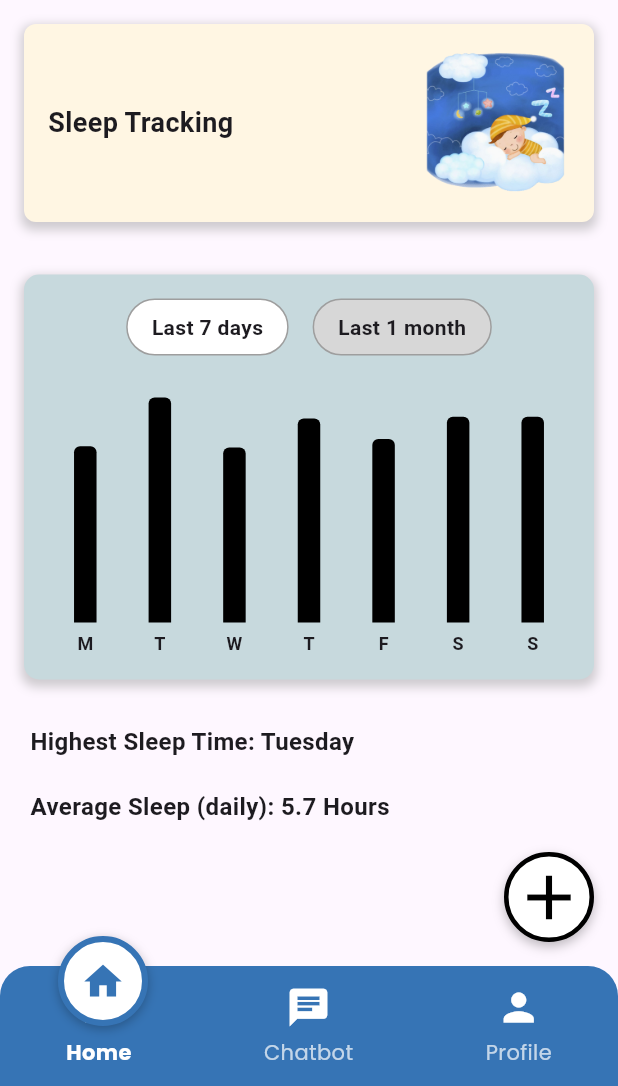
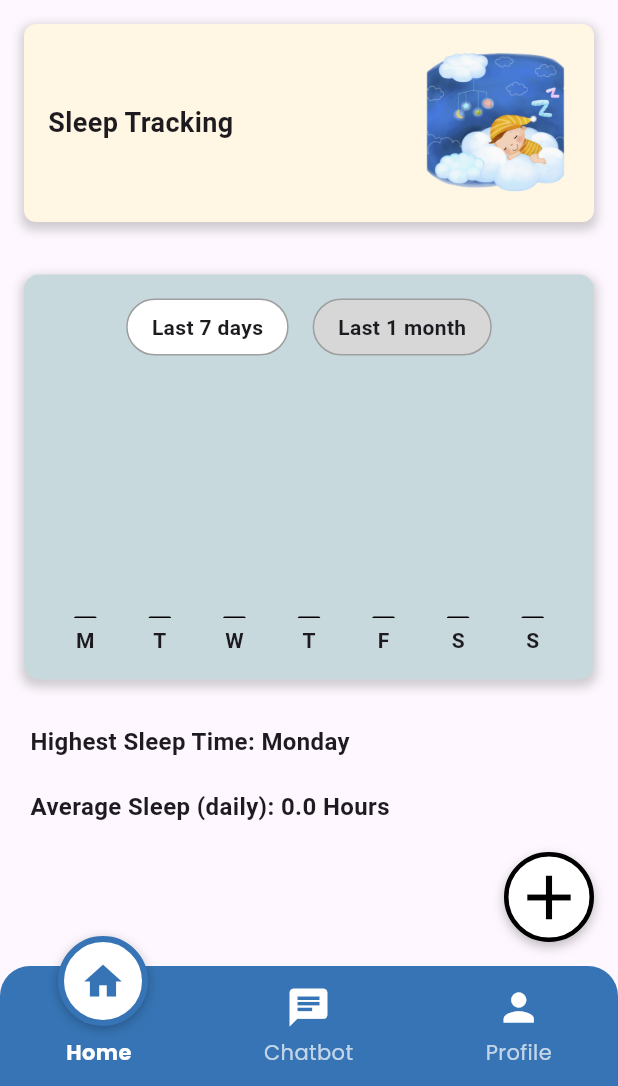
Before and after one commit to MuhdArshadd/HealthMate, a Flutter app: the SleepTrackingPage screen opened directly, after a tap on "Last 1 month", on a phone screen of 412 x 824 dp, the part 150-1236 px from its top. Run offline on Flutter 3.47's test engine with Material 3 defaults, Android fonts, the phone set to English and light mode, and no system bars; our stand-ins replace confetti, file_picker, flutter_dotenv, google_fonts, google_sign_in, shared_preferences; missing offline and left inert: postgres; accounts and stored records are empty; statements that could not run were skipped.

Commit message:
unfinished sleep tracking

```diff
--- a/lib/controller/sleep_tracking_controller.dart
+++ b/lib/controller/sleep_tracking_controller.dart
@@ -57,4 +57,216 @@ class SleepTrackingController {
       dbConnection.closeConnection();
     }
   }
+
+Future<List<Map<String, dynamic>>> getLast7DaysSleepData(String userId) async {
+  try {
+    print("Fetching sleep data for userId: $userId"); // Log the user ID being queried
+
+    await dbConnection.connectToDatabase();
+
+    String query = '''
+WITH week_days AS (
+    SELECT 'M' AS day_of_week, 1 AS day_order UNION ALL
+    SELECT 'Tue', 2 UNION ALL
+    SELECT 'W', 3 UNION ALL
+    SELECT 'Thu', 4 UNION ALL
+    SELECT 'F', 5 UNION ALL
+    SELECT 'Sat', 6 UNION ALL
+    SELECT 'Sun', 7
+)
+SELECT
+    wd.day_of_week,
+    COALESCE(SUM(st.hours_asleep), 0) AS total_sleep_hours
+FROM week_days wd
+LEFT JOIN (
+    SELECT
+        CASE
+            WHEN TO_CHAR(created_at, 'Dy') = 'Mon' THEN 'M'
+            WHEN TO_CHAR(created_at, 'Dy') = 'Tue' THEN 'Tue'
+            WHEN TO_CHAR(created_at, 'Dy') = 'Wed' THEN 'W'
+            WHEN TO_CHAR(created_at, 'Dy') = 'Thu' THEN 'Thu'
+            WHEN TO_CHAR(created_at, 'Dy') = 'Fri' THEN 'F'
+            WHEN TO_CHAR(created_at, 'Dy') = 'Sat' THEN 'Sat'
+            WHEN TO_CHAR(created_at, 'Dy') = 'Sun' THEN 'Sun'
+        END AS day_of_week,
+        hours_asleep
+    FROM sleep_tracking
+    WHERE users_id = @userId
+) st ON wd.day_of_week = st.day_of_week
+GROUP BY wd.day_of_week, wd.day_order
+ORDER BY wd.day_order;
+
+    ''';
+
+    List<List<dynamic>> results = await dbConnection.connection.query(
+      query,
+      substitutionValues: {'userId': userId},
+    );
+
+    // Convert results to a list of maps
+    List<Map<String, dynamic>> formattedResults = results.map((row) => {
+      "day_of_week": row[0],
+      "total_sleep_hours": row[1]
+    }).toList();
+
+    // Log the fetched results
+    print("Fetched Sleep Data:");
+    for (var data in formattedResults) {
+      print("Day: ${data['day_of_week']}, Sleep Hours: ${data['total_sleep_hours']}");
+    }
+
+    return formattedResults;
+  } catch (e) {
+    print("Error fetching sleep data: $e");
+    return [];
+  } finally {
+    dbConnection.closeConnection();
+  }
 }
+
+Future<List<Map<String, dynamic>>> getLast1MonthSleepData(String userId) async {
+  try {
+    print("Fetching 1 month sleep data for userId: $userId");
+
+    await dbConnection.connectToDatabase();
+
+    String query = '''
+    WITH month_days AS (
+        SELECT generate_series(1, 31) AS day_of_month
+    )
+    SELECT
+        md.day_of_month,
+        COALESCE(SUM(st.hours_asleep), 0) AS total_sleep_hours
+    FROM month_days md
+    LEFT JOIN (
+        SELECT
+            EXTRACT(DAY FROM created_at) AS day_of_month,
+            hours_asleep
+        FROM sleep_tracking
+        WHERE
+            users_id = @userId AND
+            created_at >= DATE_TRUNC('month', CURRENT_DATE) AND
+            created_at < DATE_TRUNC('month', CURRENT_DATE) + INTERVAL '1 month'
+    ) st ON md.day_of_month = st.day_of_month
+    GROUP BY md.day_of_month
+    ORDER BY md.day_of_month;
+    ''';
+
+    // Print the full query for debugging
+    print("Executing Query:");
+    print(query);
+    print("User ID: $userId");
+
+    List<List<dynamic>> results = await dbConnection.connection.query(
+      query,
+      substitutionValues: {'userId': userId},
+    );
+
+    // Convert results to a list of maps
+    List<Map<String, dynamic>> formattedResults = results.map((row) => {
+      "day_of_month": row[0].toString(),
+      "total_sleep_hours": row[1]
+    }).toList();
+
+    // Detailed logging of query results
+    print("\nQuery Results:");
+    print("Total rows returned: ${results.length}");
+    print("Formatted Results:");
+    for (var data in formattedResults) {
+      print("Day: ${data['day_of_month']}, Sleep Hours: ${data['total_sleep_hours']}");
+    }
+
+    // Additional debugging information
+    if (formattedResults.isEmpty) {
+      print("WARNING: No sleep data found for the current month.");
+    }
+
+    return formattedResults;
+  } catch (e) {
+    print("Error fetching 1 month sleep data: $e");
+
+    // Print stack trace for more detailed error information
+    print("Stack Trace: $StackTrace");
+
+    return [];
+  } finally {
+    dbConnection.closeConnection();
+  }
+}
+
+// Future<List<Map<String, dynamic>>> get1MonthSleepDataWithCustomRange(
+//   String userId, DateTime startDate, DateTime endDate) async {
+//   try {
+//     print("Fetching sleep data for userId: $userId from $startDate to $endDate");
+
+//     await dbConnection.connectToDatabase();
+
+//     String query = '''
+//     WITH daily_sleep AS (
+//         SELECT
+//             DATE(created_at) AS sleep_date,
+//             SUM(hours_asleep) AS total_sleep_per_day
+//         FROM sleep_tracking
+//         WHERE users_id = @userId
+//             AND created_at >= @startDate
+//             AND created_at < @endDate
+//         GROUP BY sleep_date
+//     ),
+//     monthly_sleep AS (
+//         SELECT
+//             DATE_TRUNC('month', sleep_date) AS month_start,
+//             SUM(total_sleep_per_day) AS total_sleep_hours
+//         FROM daily_sleep
+//         GROUP BY month_start
+//     ),
+//     months AS (
+//         SELECT generate_series(
+//             DATE_TRUNC('month', @startDate),
+//             DATE_TRUNC('month', @endDate),
+//             INTERVAL '1 month'
+//         ) AS month_start
+//     )
+//     SELECT
+//         TO_CHAR(months.month_start, 'Mon') AS month_start_date,
+//         COALESCE(monthly_sleep.total_sleep_hours, 0) AS total_sleep_hours
+//     FROM months
+//     LEFT JOIN monthly_sleep
+//         ON monthly_sleep.month_start = months.month_start
+//     ORDER BY months.month_start;
+//     ''';
+
+//     List<List<dynamic>> results = await dbConnection.connection.query(
+//       query,
+//       substitutionValues: {
+//         'userId': userId,
+//         'startDate': startDate,
+//         'endDate': endDate,
+//       },
+//     );
+
+//     // Convert results into a list of maps
+//     List<Map<String, dynamic>> formattedResults = results.map((row) => {
+//           "month_start_date": row[0], // YYYY-MM format
+//           "total_sleep_hours": row[1]
+//         }).toList();
+
+//     print("Fetched Monthly Sleep Data:");
+//     formattedResults.forEach((data) {
+//       print("Month: ${data['month_start_date']}, Sleep Hours: ${data['total_sleep_hours']}");
+//     });
+
+//     return formattedResults;
+//   } catch (e) {
+//     print("Error fetching sleep data: $e");
+//     return [];
+//   } finally {
+//     dbConnection.closeConnection();
+//   }
+// }
+
+
+
+
+
+
+}
--- /dev/null
+++ b/lib/view/barchart/last1month.dart
@@ -0,0 +1,77 @@
+import 'package:flutter/material.dart';
+
+class Last1MonthBarChart extends StatelessWidget {
+  final List<double> sleepData;
+  final double maxSleepHours;
+  final List<String> daysOfWeek;
+
+  const Last1MonthBarChart({
+    Key? key,
+    required this.sleepData,
+    required this.maxSleepHours,
+    this.daysOfWeek = const ['M', 'T', 'W', 'T', 'F', 'S', 'S'],
+  }) : super(key: key);
+
+  @override
+  Widget build(BuildContext context) {
+    return Container(
+      height: 180,
+      child: Row(
+        crossAxisAlignment: CrossAxisAlignment.end,
+        children: List.generate(
+          sleepData.length,
+          (index) {
+            final double heightPercentage = maxSleepHours > 0
+                ? (sleepData[index] / maxSleepHours) * 150
+                : 0.0;
+
+            return Expanded(
+              child: Padding(
+                padding: const EdgeInsets.symmetric(horizontal: 4.0),
+                child: Column(
+                  mainAxisAlignment: MainAxisAlignment.end,
+                  children: [
+                    MouseRegion(
+                      cursor: SystemMouseCursors.click,
+                      child: GestureDetector(
+                        onTap: () {
+                          ScaffoldMessenger.of(context).showSnackBar(
+                            SnackBar(
+                              content: Text("${sleepData[index].toStringAsFixed(1)} hours of sleep"),
+                              duration: Duration(seconds: 1),
+                            ),
+                          );
+                        },
+                        child: Tooltip(
+                          message: "${sleepData[index].toStringAsFixed(1)} hours",
+                          triggerMode: TooltipTriggerMode.tap,
+                          child: AnimatedContainer(
+                            duration: Duration(milliseconds: 300),
+                            height: heightPercentage > 0 ? heightPercentage : 1.0,
+                            width: 15,
+                            decoration: BoxDecoration(
+                              color: Colors.black,
+                              borderRadius: BorderRadius.only(
+                                topLeft: Radius.circular(4),
+                                topRight: Radius.circular(4),
+                              ),
+                            ),
+                          ),
+                        ),
+                      ),
+                    ),
+                    SizedBox(height: 5),
+                    Text(
+                      daysOfWeek[index % 7],
+                      style: TextStyle(fontWeight: FontWeight.bold),
+                    ),
+                  ],
+                ),
+              ),
+            );
+          },
+        ),
+      ),
+    );
+  }
+}
--- /dev/null
+++ b/lib/view/barchart/last7days.dart
@@ -0,0 +1,132 @@
+import 'package:flutter/material.dart';
+import 'package:provider/provider.dart';
+import '../../AuthProvider/Auth_provider.dart';
+import '../../controller/sleep_tracking_controller.dart';
+
+class Last7DaysBarChart extends StatefulWidget {
+  const Last7DaysBarChart({Key? key}) : super(key: key);
+
+  @override
+  _Last7DaysBarChartState createState() => _Last7DaysBarChartState();
+}
+
+class _Last7DaysBarChartState extends State<Last7DaysBarChart> {
+  final SleepTrackingController _sleepTrackingController = SleepTrackingController();
+  List<Map<String, dynamic>> last7DaysSleepData = [];
+  bool _isLoading = true;
+  double maxSleepHours = 8.0;
+
+final List<String> daysOfWeek = ['M', 'Tue', 'W', 'Thu', 'F', 'Sat', 'Sun'];
+
+
+  @override
+  void initState() {
+    super.initState();
+    _fetchSleepData();
+  }
+
+  Future<void> _fetchSleepData() async {
+    final user = Provider.of<AuthProvider>(context, listen: false).user;
+
+    if (user != null) {
+      try {
+        List<Map<String, dynamic>> sleepData =
+          await _sleepTrackingController.getLast7DaysSleepData(user.userId);
+
+        setState(() {
+          last7DaysSleepData = sleepData;
+
+          // Convert and find max sleep hours
+          maxSleepHours = sleepData.isNotEmpty
+              ? sleepData
+                  .map((e) => double.tryParse(e['total_sleep_hours'].toString()) ?? 0.0)
+                  .reduce((a, b) => a > b ? a : b)
+              : 8.0;
+
+          _isLoading = false;
+        });
+      } catch (e) {
+        print("Error fetching sleep data: $e");
+        setState(() {
+          _isLoading = false;
+        });
+      }
+    }
+  }
+
+  @override
+  Widget build(BuildContext context) {
+    if (_isLoading) {
+      return Center(child: CircularProgressIndicator());
+    }
+
+    return Container(
+      height: 180,
+      child: Row(
+        crossAxisAlignment: CrossAxisAlignment.end,
+        children: List.generate(
+          daysOfWeek.length,
+          (index) {
+            // Find the sleep data for the current day
+            final dayData = last7DaysSleepData.firstWhere(
+              (data) => data['day_of_week'] == daysOfWeek[index],
+              orElse: () => {'total_sleep_hours': 0.0}
+            );
+
+            // Convert to double safely
+            final double sleepHours = double.tryParse(dayData['total_sleep_hours'].toString()) ?? 0.0;
+
+            final double heightPercentage = maxSleepHours > 0
+                ? (sleepHours / maxSleepHours) * 150
+                : 0.0;
+
+            return Expanded(
+              child: Padding(
+                padding: const EdgeInsets.symmetric(horizontal: 4.0),
+                child: Column(
+                  mainAxisAlignment: MainAxisAlignment.end,
+                  children: [
+                    MouseRegion(
+                      cursor: SystemMouseCursors.click,
+                      child: GestureDetector(
+                        onTap: () {
+                          ScaffoldMessenger.of(context).showSnackBar(
+                            SnackBar(
+                              content: Text("${sleepHours.toStringAsFixed(1)} hours of sleep"),
+                              duration: Duration(seconds: 1),
+                            ),
+                          );
+                        },
+                        child: Tooltip(
+                          message: "${sleepHours.toStringAsFixed(1)} hours",
+                          triggerMode: TooltipTriggerMode.tap,
+                          child: AnimatedContainer(
+                            duration: Duration(milliseconds: 300),
+                            height: heightPercentage > 0 ? heightPercentage : 1.0,
+                            width: 15,
+                            decoration: BoxDecoration(
+                              color: Colors.black,
+                              borderRadius: BorderRadius.only(
+                                topLeft: Radius.circular(4),
+                                topRight: Radius.circular(4),
+                              ),
+                            ),
+                          ),
+                        ),
+                      ),
+                    ),
+                    SizedBox(height: 5),
+                    Text(
+                      daysOfWeek[index],
+                      style: TextStyle(fontWeight: FontWeight.bold),
+                    ),
+                  ],
+                ),
+              ),
+            );
+          },
+        ),
+      ),
+    );
+  }
+}
--- a/lib/view/sleeptrackingpage.dart
+++ b/lib/view/sleeptrackingpage.dart
@@ -1,13 +1,17 @@
 import 'package:flutter/material.dart';
+import 'package:provider/provider.dart';
 
 import 'custom_app_bar.dart';
 import 'custom_nav_bar.dart';
 import 'main_navigation_screen.dart';
 import 'sleep_popup.dart';
 
-import 'package:provider/provider.dart';
 import '../AuthProvider/Auth_provider.dart';
-import "../model/user_model.dart";
+import '../model/user_model.dart';
+import '../controller/sleep_tracking_controller.dart';
+
+import 'barchart/last1month.dart';
+import 'barchart/last7days.dart';
 
 class SleepTrackingPage extends StatefulWidget {
   @override
@@ -16,28 +20,71 @@ class SleepTrackingPage extends StatefulWidget {
 
 class _SleepTrackingPageState extends State<SleepTrackingPage> {
   bool showLast7Days = true; // Default to "Last 7 Days"
-
-  // Sample sleep data
-  final List<double> last7DaysData = [5.2, 6.5, 4.8, 8.0, 5.3, 3.5, 7.2];
-
-  final List<double> last1MonthData = [
-    4.5, 6.0, 7.5, 5.2, 3.8, 6.7, 4.9,
-    5.1, 7.2, 4.3, 6.8, 5.6, 8.0, 5.9,
-    3.7, 7.0, 4.2, 6.3, 5.8, 4.6, 7.1,
-    5.0, 6.9, 4.4, 5.5, 6.2, 4.7, 6.1,
-    7.4, 5.7
-  ];
+  List<double> last7DaysData = List.filled(7, 0.0);
+  List<double> last1MonthData = List.filled(30, 0.0);
+  bool _isLoading = true;
 
   final List<String> daysOfWeek = ['M', 'T', 'W', 'T', 'F', 'S', 'S'];
 
-void _showAddSleepEntryDialog() {
-  final user = Provider.of<AuthProvider>(context, listen: false).user;
+  final SleepTrackingController _sleepTrackingController = SleepTrackingController();
 
-  showDialog(
-    context: context,
-    builder: (context) => AddSleepEntryDialog(user: user!),
-  );
+  @override
+  void initState() {
+    super.initState();
+    _fetchSleepData();
+  }
+
+  Future<void> _fetchSleepData() async {
+    final user = Provider.of<AuthProvider>(context, listen: false).user;
+
+    if (user != null) {
+      try {
+        // Fetch last 7 days sleep data
+        List<Map<String, dynamic>> sleepData = await _sleepTrackingController.getLast7DaysSleepData(user.userId);
+
+        setState(() {
+          // Map the fetched data to last7DaysData
+          last7DaysData = List.filled(7, 0.0);
+          for (var data in sleepData) {
+            int index = _getDayIndex(data['day_of_week']);
+            last7DaysData[index] = double.parse(data['total_sleep_hours'].toString());
+          }
+          _isLoading = false;
+        });
+      } catch (e) {
+        print("Error fetching sleep data: $e");
+        setState(() {
+          _isLoading = false;
+        });
+      }
+    }
+  }
+
+int _getDayIndex(String dayOfWeek) {
+  switch (dayOfWeek) {
+    case 'M': return 0;
+    case 'Tu': return 1; // Tuesday
+    case 'W': return 2;
+    case 'Th': return 3; // Thursday
+    case 'F': return 4;
+    case 'Sa': return 5; // Saturday
+    case 'Su': return 6; // Sunday
+    default: return 0;
+  }
 }
+
+
+  void _showAddSleepEntryDialog() {
+    final user = Provider.of<AuthProvider>(context, listen: false).user;
+
+    showDialog(
+      context: context,
+      builder: (context) => AddSleepEntryDialog(user: user!),
+    ).then((_) {
+      // Refresh sleep data after adding a new entry
+      _fetchSleepData();
+    });
+  }
 
   // Function for grouping last 1 month data by weekday (cumulative sum per weekday)
   List<double> _groupDataByWeekday(List<double> monthData) {
@@ -61,13 +108,27 @@ void _showAddSleepEntryDialog() {
 
   @override
   Widget build(BuildContext context) {
-
     final user = Provider.of<AuthProvider>(context, listen: false).user;
 
     final List<double> sleepData = showLast7Days ? last7DaysData : _groupDataByWeekday(last1MonthData);
-    final double maxSleepHours = sleepData.isNotEmpty ? sleepData.reduce((a, b) => a > b ? a : b) : 10;
-    final double averageSleep = sleepData.isNotEmpty ? (sleepData.reduce((a, b) => a + b) / sleepData.length) : 0.0;
-    final int highestSleepIndex = sleepData.indexOf(sleepData.reduce((a, b) => a > b ? a : b));
+
+    // Add null check and default value handling
+    final double maxSleepHours = sleepData.isNotEmpty
+      ? (sleepData.reduce((a, b) => a > b ? a : b) > 0
+          ? sleepData.reduce((a, b) => a > b ? a : b)
+          : 8.0) // Default to 8 if no positive values
+      : 10.0; // Default max if list is empty
+
+    final List<double> validSleepData = last7DaysData.where((hours) => hours > 0).toList();
+    final double averageSleep = validSleepData.isNotEmpty
+        ? validSleepData.reduce((a, b) => a + b) / validSleepData.length
+        : 0.0;
+
+
+    final int highestSleepIndex = sleepData.isNotEmpty
+      ? sleepData.indexOf(sleepData.reduce((a, b) => a > b ? a : b))
+      : 0;
+
     final List<String> fullDaysOfWeek = ['Monday', 'Tuesday', 'Wednesday', 'Thursday', 'Friday', 'Saturday', 'Sunday'];
     final String highestSleepDay = fullDaysOfWeek[highestSleepIndex];
 
@@ -166,42 +227,15 @@ void _showAddSleepEntryDialog() {
                   SizedBox(height: 20),
 
                   // Bar Chart with Dynamic Scaling
-                  Container(
-                    height: 180,
-                    child: Row(
-                      crossAxisAlignment: CrossAxisAlignment.end,
-                      children: List.generate(
-                        sleepData.length,
-                            (index) {
-                          final double heightPercentage = (sleepData[index] / maxSleepHours) * 150;
-                          return Expanded(
-                            child: Padding(
-                              padding: const EdgeInsets.symmetric(horizontal: 4.0),
-                              child: Column(
-                                mainAxisAlignment: MainAxisAlignment.end,
-                                children: [
-                                  Container(
-                                    height: heightPercentage,
-                                    width: 15,
-                                    decoration: BoxDecoration(
-                                      color: Colors.black,
-                                      borderRadius: BorderRadius.only(
-                                        topLeft: Radius.circular(4),
-                                        topRight: Radius.circular(4),
-                                      ),
-                                    ),
-                                  ),
-                                  SizedBox(height: 5),
-                                  Text(daysOfWeek[index % 7],
-                                      style: TextStyle(fontWeight: FontWeight.bold, fontSize: 12)),
-                                ],
-                              ),
-                            ),
-                          );
-                        },
+                  showLast7Days
+                    ? Last7DaysBarChart(
+                      )
+                    : Last1MonthBarChart(
+                        sleepData: _groupDataByWeekday(last1MonthData),
+                        maxSleepHours: maxSleepHours,
+                        daysOfWeek: daysOfWeek,
                       ),
-                    ),
-                  ),
+
                 ],
               ),
             ),
--- a/pubspec.yaml
+++ b/pubspec.yaml
@@ -39,7 +39,7 @@ dependencies:
   shared_preferences: ^2.2.3
   confetti: ^0.7.0
   flutter_local_notifications: ^17.0.0
-  intl: ^0.19.0
+  intl: ^0.18.1
   file_picker: ^5.0.0
 
   flutter_dotenv: ^5.2.1
@@ -54,6 +54,7 @@ dependencies:
   fl_chart: ^0.62.0
   crypto: ^3.0.6
   google_sign_in: ^6.2.2
+  syncfusion_flutter_charts: ^29.1.33
 
 
 dev_dependencies:
```
Also changed, not shown: pubspec.lock.
